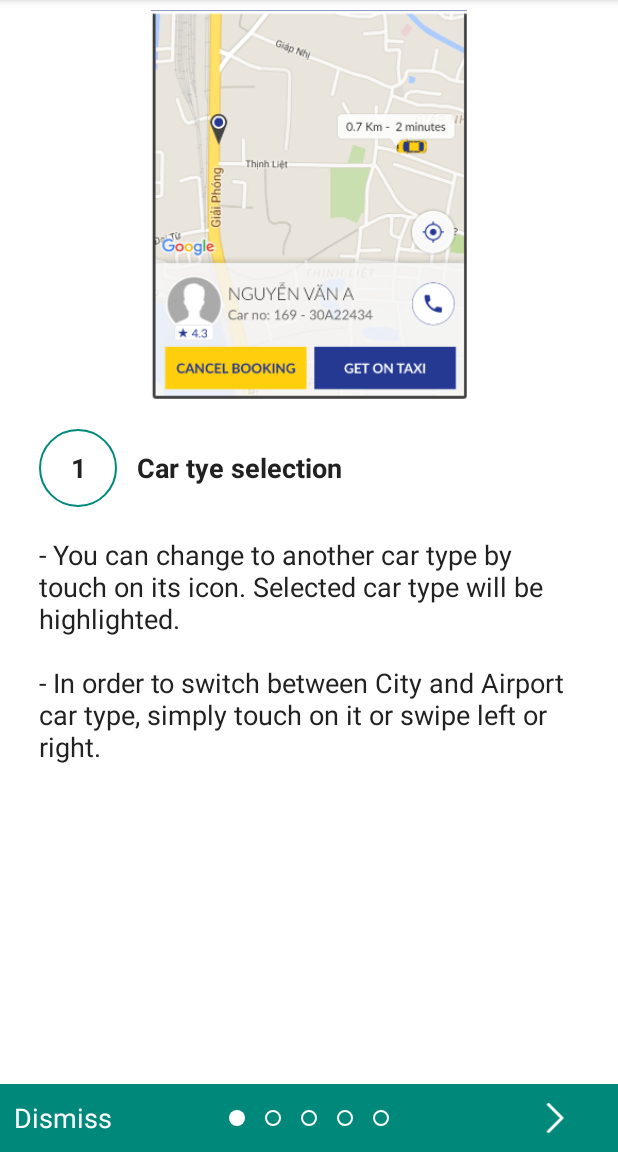
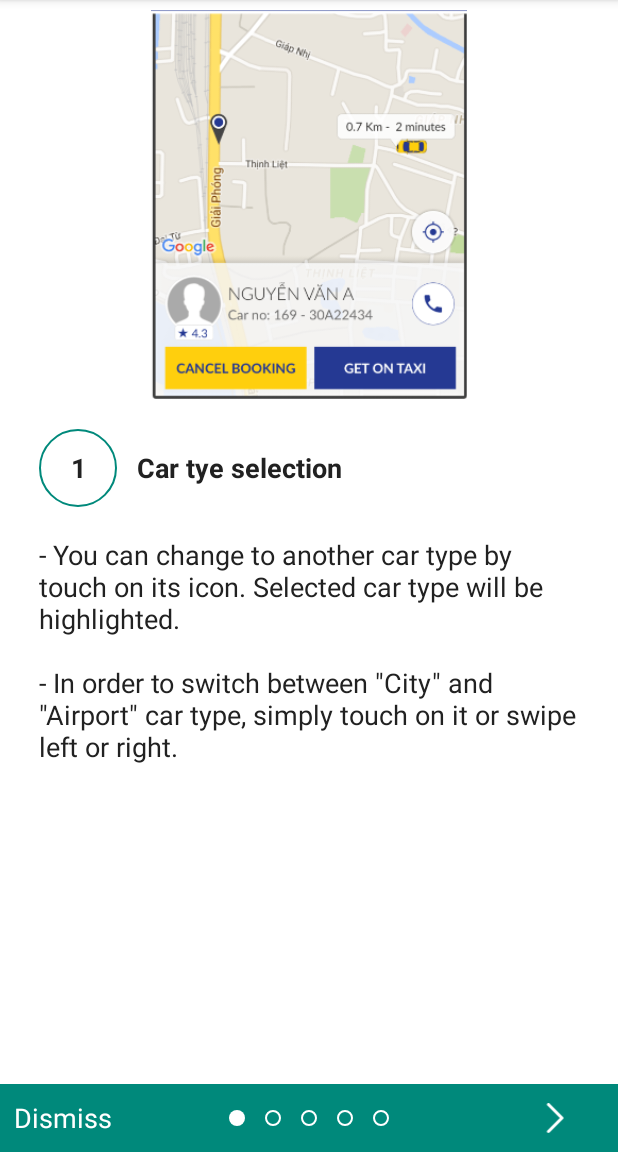
Before and after one commit to linhdq/Taxi247, an Android app: the fragment HelpBookingInstructionFragment placed in its activity, on a phone screen of 412 x 824 dp, the part 84-1236 px from its top. Run offline under Robolectric (Android 15) with nearby library versions, the phone set to English and light mode, and no system bars; our stand-ins replace CircleImageView, sdp/ssp sizes; 1 statement that could not run was skipped.

Commit message:
update string.xml

```diff
--- a/app/src/main/res/values/strings.xml
+++ b/app/src/main/res/values/strings.xml
@@ -50,20 +50,20 @@
     <string name="help_cancel_booking">Cancel your schedule booking</string>
     <string name="history_mess">No taxi schedule recorded</string>
     <string name="dismiss">Dismiss</string>
-    <string name="help_reminder">- In case you have a schedule booking, app will display "Schedule booking" on the menu until it\'s expired or cancelled.\n\n- To cancel your booking, go to "History" function.</string>
-    <string name="help_your_schedule_booking">- A valid schedule booking will be placed on top on the list, with a blue "Schedule" status.\n\n- Select it to view details.</string>
-    <string name="help_cancel_schedule_booking">- Your booking information will be displayed.\n\n- You can cancel your booking by touch on "Cancel" button.</string>
+    <string name="help_reminder">- In case you have a schedule booking, app will display \"Schedule booking\" on the menu until it\'s expired or cancelled.\n\n- To cancel your booking, go to \"History\" function.</string>
+    <string name="help_your_schedule_booking">- A valid schedule booking will be placed on top on the list, with a blue \"Schedule\" status.\n\n- Select it to view details.</string>
+    <string name="help_cancel_schedule_booking">- Your booking information will be displayed.\n\n- You can cancel your booking by touch on \"Cancel\" button.</string>
     <string name="reminder">Reminder</string>
     <string name="your_schedule_booking">You schedule booking</string>
     <string name="cancel_schedule_booking">Cancel schedule booking</string>
     <string name="car_type_selection">Car tye selection</string>
-    <string name="help_car_type_selection">- You can change to another car type by touch on its icon. Selected car type will be highlighted.\n\n- In order to switch between "City" and "Airport" car type, simply touch on it or swipe left or right.</string>
+    <string name="help_car_type_selection">- You can change to another car type by touch on its icon. Selected car type will be highlighted.\n\n- In order to switch between \"City\" and \"Airport\" car type, simply touch on it or swipe left or right.</string>
     <string name="choose_pickup_drop_off_point">Choose pick-up, drop-off point</string>
     <string name="help_choose_pickup_drop_off_point">- Move the center point to your desired pick-up point. Then, touch on it to confirm. You can also change it by touch on its marker on the map.\n\n- Or you can use the search function by touch on the address frame.</string>
     <string name="booking_confirmation">Booking Confirmation</string>
-    <string name="help_booking_confirmation">- Your booking confirmation will be presented on the screen. You can also:\n\n  + Change your booking time.\n\n  + Add promo code, if available.\n\n  + Send a addition note to your driver.\n\n- Finally, press "Book" to send your books to Taxi\'s system.</string>
+    <string name="help_booking_confirmation">- Your booking confirmation will be presented on the screen. You can also:\n\n  + Change your booking time.\n\n  + Add promo code, if available.\n\n  + Send a addition note to your driver.\n\n- Finally, press \"Book\" to send your books to Taxi\'s system.</string>
     <string name="driver_information">Driver\'s information</string>
     <string name="help_driver_information">- Taxi will dispatch a driver that satisfy your request.\n\n- Your driver\'s information will be visible on screen. You can call him/her directly.\n\n- Your driver\'s location will be updated continuously. You can catch your taxi proactively.</string>
     <string name="finish_booking">Finish booking</string>
-    <string name="help_finish_booking">- After get on your taxi, please press "Get on taxi" to let the driver knows that he/she get right person.\n\n- Finally, press "Finish" to give your rating and feedback for this driver.</string>
+    <string name="help_finish_booking">- After get on your taxi, please press \"Get on taxi\" to let the driver knows that he/she get right person.\n\n- Finally, press \"Finish\" to give your rating and feedback for this driver.</string>
 </resources>
```
Also changed, not shown: 1 other file.
